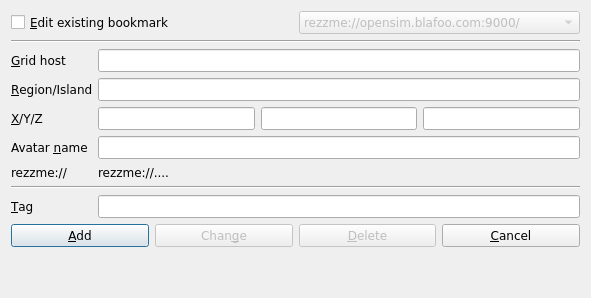
Qt form RezzMe/ui/edit.ui (dirkhusemann/rezzme) before a commit.
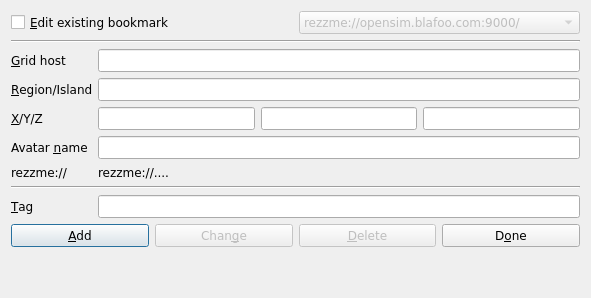
The same form after that commit.

Commit message: changing bookmark edit dialog to stay open until the user clicks "done"; fixing credential label display

The edit to the form file:
```diff
--- a/RezzMe/ui/edit.ui
+++ b/RezzMe/ui/edit.ui
@@ -379,7 +379,7 @@
         <string>click here to leave without changing or adding anything.</string>
        </property>
        <property name="text" >
-        <string>&amp;Cancel</string>
+        <string>D&amp;one</string>
        </property>
       </widget>
      </item>
```
Left out of the diff: 60 changed lines with no effect on the pictures. The commit also changes 1 other file.
